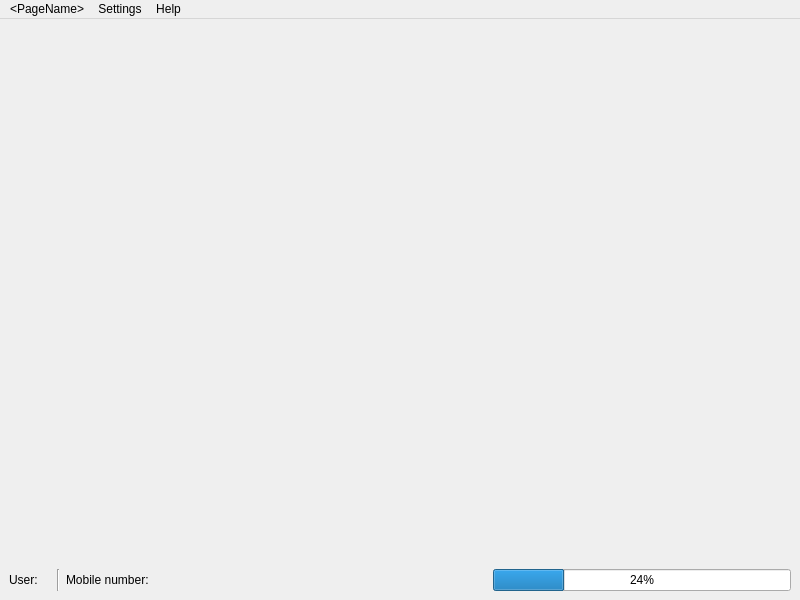
First picture: the form in app/views/templates/generated/Manage.ui, repository rondalefloyd/mts-pos, before the edit.
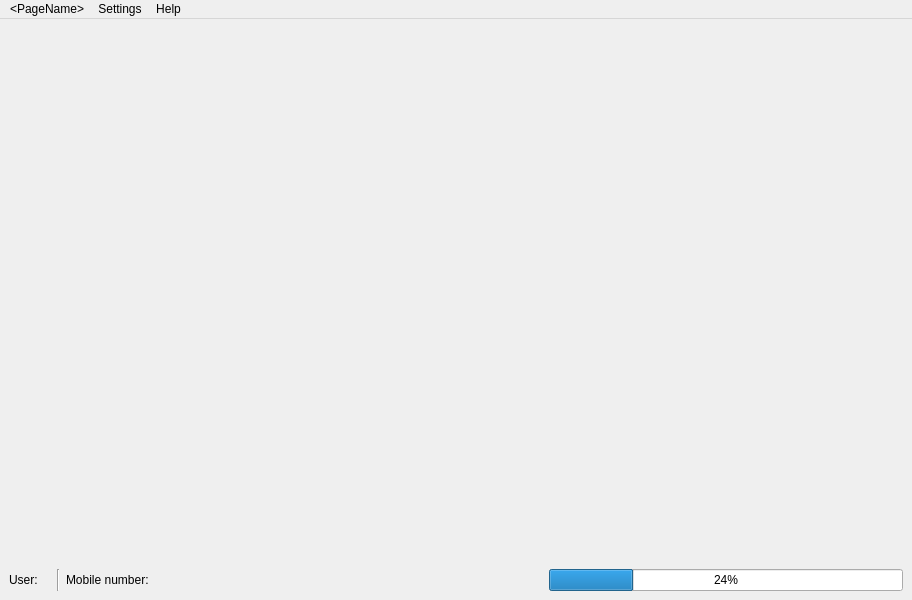
Second picture: the form after the edit.

```diff
--- a/app/views/templates/generated/Manage.ui
+++ b/app/views/templates/generated/Manage.ui
@@ -6,7 +6,7 @@
    <rect>
     <x>0</x>
     <y>0</y>
-    <width>800</width>
+    <width>912</width>
     <height>600</height>
    </rect>
   </property>
@@ -116,7 +116,7 @@
     <rect>
      <x>0</x>
      <y>0</y>
-     <width>800</width>
+     <width>912</width>
      <height>21</height>
     </rect>
    </property>
```
